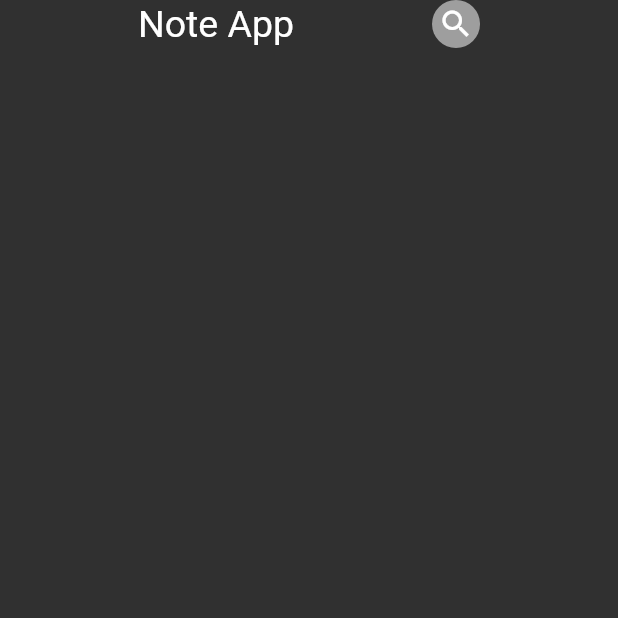
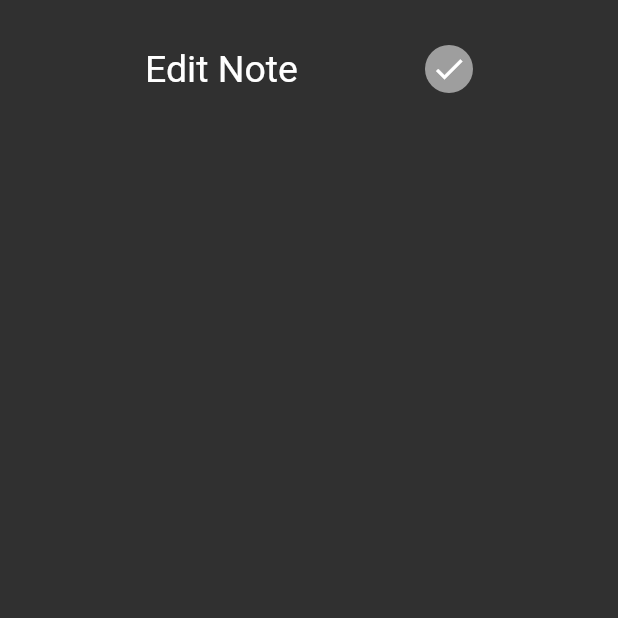
Before and after one commit to AbdelrahmanZeid/NotesApp, a Flutter app: the screen it shows after launch, after a tap on "Flutter Tips", on a phone screen of 412 x 824 dp, the top half of it. Run offline on Flutter 3.47's test engine with Material 2 defaults, Android fonts, the phone set to English and light mode, and no system bars.

Commit message:
add appBar to edit note view body

```diff
--- a/lib/view/edit_note_view.dart
+++ b/lib/view/edit_note_view.dart
@@ -8,7 +8,7 @@ class EditNoteView extends StatelessWidget {
   @override
   Widget build(BuildContext context) {
     return Scaffold(
-      body: EdiNoteViewBody(),
+      body: SafeArea(child: EdiNoteViewBody()),
     );
   }
 }
--- a/lib/view/wigdets/custom_appbar.dart
+++ b/lib/view/wigdets/custom_appbar.dart
@@ -1,20 +1,27 @@
+// ignore_for_file: public_member_api_docs, sort_constructors_first
 import 'package:flutter/material.dart';
 
 import 'package:note_app/view/wigdets/custom_icon.dart';
 
 class CustomAppBar extends StatelessWidget {
   @override
-
+   final String title;
+   final IconData icon;
+  const CustomAppBar({
+    Key? key,
+    required this.title,
+    required this.icon,
+  });
 
   Widget build(BuildContext context) {
     return Row(
       mainAxisAlignment: MainAxisAlignment.spaceEvenly,
       children: [
         Text(
-          'Note App',
+          title,
           style: TextStyle(fontSize: 25),
         ),
-        CustomSearchIcon(),
+        CustomSearchIcon(icon: icon,),
       ],
     );
   }
--- a/lib/view/wigdets/custom_icon.dart
+++ b/lib/view/wigdets/custom_icon.dart
@@ -1,8 +1,8 @@
 import 'package:flutter/material.dart';
 
 class CustomSearchIcon extends StatelessWidget {
-  const CustomSearchIcon({super.key});
-
+  const CustomSearchIcon({super.key, required this.icon});
+  final IconData icon;
   @override
   Widget build(BuildContext context) {
     return InkWell(
@@ -11,7 +11,7 @@ class CustomSearchIcon extends StatelessWidget {
         height: 32,
         child: Center(
           child: Icon(
-            Icons.search,
+            icon,
           ),
         ),
         decoration: BoxDecoration(
--- a/lib/view/wigdets/edit_note_view_body.dart
+++ b/lib/view/wigdets/edit_note_view_body.dart
@@ -6,10 +6,14 @@ class EdiNoteViewBody extends StatelessWidget {
 
   @override
   Widget build(BuildContext context) {
-    return Column(
-      children: [
-        CustomAppBar(),
-      ],
+    return Padding(
+      padding: const EdgeInsets.symmetric(horizontal: 12,  ),
+      child: Column(
+        children: [
+          SizedBox(height: 30,),
+          CustomAppBar(title: 'Edit Note',icon: Icons.check,),
+        ],
+      ),
     );
   }
 }
--- a/lib/view/wigdets/notes_view_body.dart
+++ b/lib/view/wigdets/notes_view_body.dart
@@ -14,7 +14,7 @@ class NotesViewBody extends StatelessWidget {
           SizedBox(
             height: 30,
           ),
-          CustomAppBar(),
+          CustomAppBar(title: 'Note App',icon: Icons.search,),
           SizedBox(
             height: 25,
           ),
```
